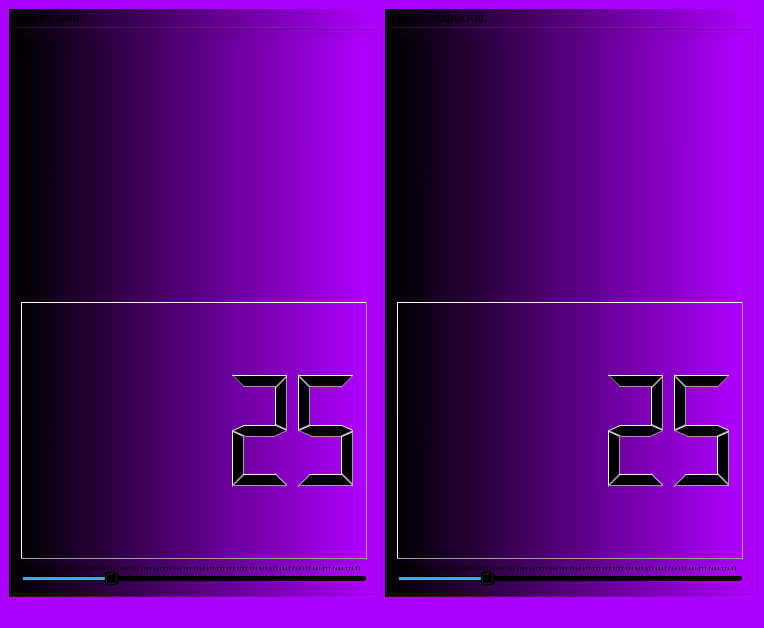
This is settings.ui in Leonid-poc/Git_project as Qt 5 draws it before an edit. The edited form follows.
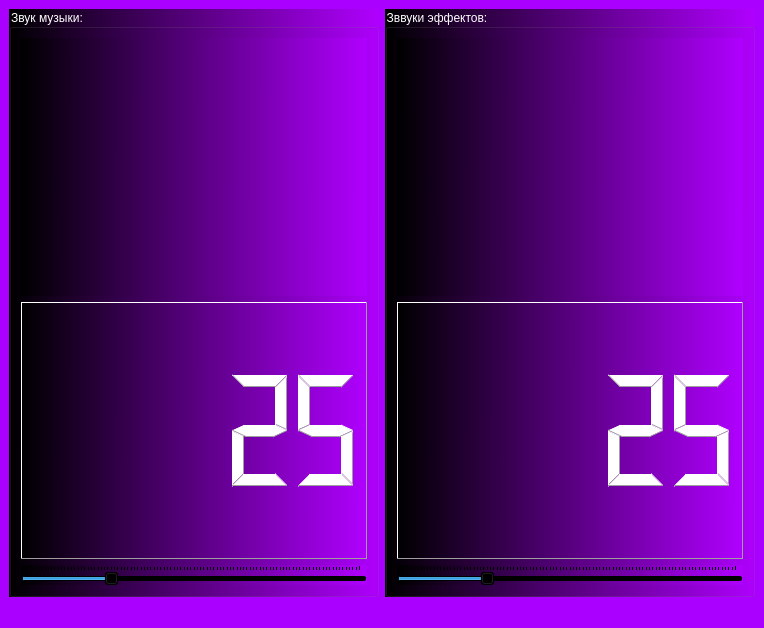
This is the edited form.

```diff
--- a/settings.ui
+++ b/settings.ui
@@ -21,7 +21,8 @@
     <item row="0" column="1">
      <widget class="QGroupBox" name="groupBox">
       <property name="styleSheet">
-       <string notr="true">background-color: qlineargradient(spread:pad, x1:0, y1:0.943, x2:1, y2:0.944, stop:0 rgba(0, 0, 0, 255), stop:1 rgba(176, 0, 255, 255));</string>
+       <string notr="true">background-color: qlineargradient(spread:pad, x1:0, y1:0.943, x2:1, y2:0.944, stop:0 rgba(0, 0, 0, 255), stop:1 rgba(176, 0, 255, 255));
+color: rgb(255, 255, 255);</string>
       </property>
       <property name="title">
        <string>Звук музыки:</string>
@@ -96,7 +97,8 @@
     <item row="0" column="2">
      <widget class="QGroupBox" name="groupBox_2">
       <property name="styleSheet">
-       <string notr="true">background-color: qlineargradient(spread:pad, x1:0, y1:0.943, x2:1, y2:0.944, stop:0 rgba(0, 0, 0, 255), stop:1 rgba(176, 0, 255, 255));</string>
+       <string notr="true">background-color: qlineargradient(spread:pad, x1:0, y1:0.943, x2:1, y2:0.944, stop:0 rgba(0, 0, 0, 255), stop:1 rgba(176, 0, 255, 255));
+color: rgb(255, 255, 255);</string>
       </property>
       <property name="title">
        <string>Зввуки эффектов:</string>
```
